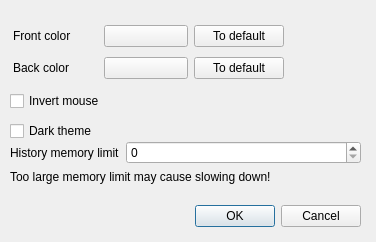
Qt form propertiesdialog.ui (admesh/ADMeshGUI) before a commit.
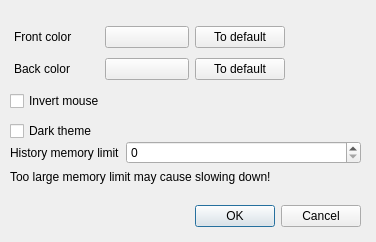
The same form after that commit.

Commit message: Rename Properties to Preferences

The edit to the form file:
```diff
--- a/propertiesdialog.ui
+++ b/propertiesdialog.ui
@@ -97,16 +97,13 @@
   <widget class="QWidget" name="">
    <property name="geometry">
     <rect>
-     <x>13</x>
-     <y>21</y>
+     <x>14</x>
+     <y>22</y>
      <width>271</width>
      <height>62</height>
     </rect>
    </property>
    <layout class="QGridLayout" name="gridLayout">
-    <property name="horizontalSpacing">
-     <number>6</number>
-    </property>
     <item row="0" column="0">
      <widget class="QLabel" name="label_2">
       <property name="sizePolicy">
```
Left out of the diff: 2 changed lines with no effect on the pictures. The commit also changes 1 other file.
